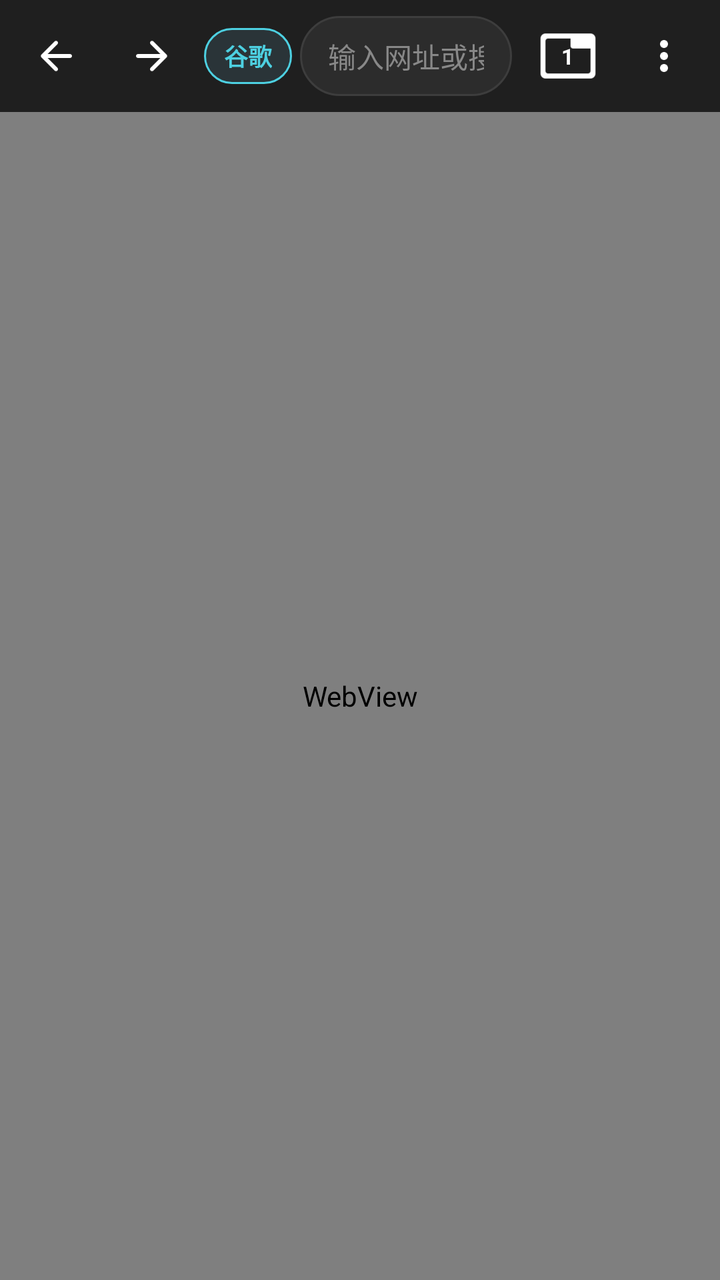
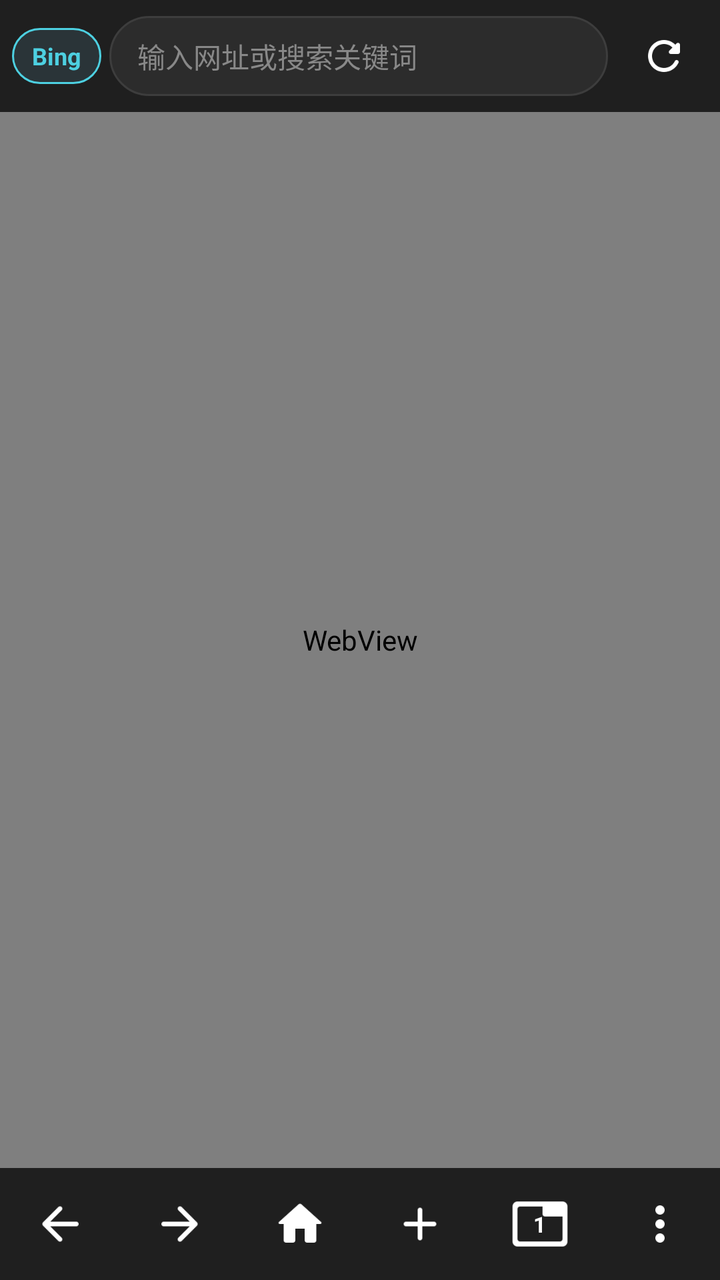

Two renders of the same Android screen: before a commit and after it. Below are the layout's source before the change and the commit's diff.
<!-- AndroidManifest.xml: application theme android:Theme.Material.NoActionBar -->
<!-- res/layout/activity_main.xml -->
<?xml version="1.0" encoding="utf-8"?>
<LinearLayout xmlns:android="http://schemas.android.com/apk/res/android"
    android:id="@+id/root_container"
    android:layout_width="match_parent"
    android:layout_height="match_parent"
    android:background="#121212"
    android:orientation="vertical">

    
    <LinearLayout
        android:id="@+id/toolbar_container"
        android:layout_width="match_parent"
        android:layout_height="56dp"
        android:background="#1F1F1F"
        android:focusable="true"
        android:focusableInTouchMode="true"
        android:gravity="center_vertical"
        android:orientation="horizontal"
        android:paddingStart="4dp"
        android:paddingEnd="4dp">

        <ImageView
            android:id="@+id/back_button"
            android:layout_width="48dp"
            android:layout_height="48dp"
            android:background="?android:attr/selectableItemBackgroundBorderless"
            android:clickable="true"
            android:contentDescription="后退"
            android:focusable="true"
            android:padding="12dp"
            android:src="@drawable/ic_arrow_back" />

        <ImageView
            android:id="@+id/forward_button"
            android:layout_width="48dp"
            android:layout_height="48dp"
            android:background="?android:attr/selectableItemBackgroundBorderless"
            android:clickable="true"
            android:contentDescription="前进"
            android:focusable="true"
            android:padding="12dp"
            android:src="@drawable/ic_arrow_forward" />

        
        <TextView
            android:id="@+id/engine_chip"
            android:layout_width="wrap_content"
            android:layout_height="28dp"
            android:layout_marginStart="2dp"
            android:background="@drawable/chip_bg"
            android:clickable="true"
            android:focusable="true"
            android:gravity="center"
            android:paddingStart="10dp"
            android:paddingEnd="10dp"
            android:text="谷歌"
            android:textColor="#4DD0E1"
            android:textSize="12sp"
            android:textStyle="bold" />

        
        <EditText
            android:id="@+id/address_pill"
            android:layout_width="0dp"
            android:layout_height="40dp"
            android:layout_weight="1"
            android:layout_marginStart="4dp"
            android:layout_marginEnd="4dp"
            android:background="@drawable/pill_bg"
            android:gravity="center_vertical"
            android:hint="输入网址或搜索关键词"
            android:imeOptions="actionGo"
            android:inputType="textUri"
            android:paddingStart="14dp"
            android:paddingEnd="14dp"
            android:singleLine="true"
            android:textColor="#FFFFFF"
            android:textColorHint="#888888"
            android:textCursorDrawable="@null"
            android:textSize="14sp" />

        <FrameLayout
            android:id="@+id/tabs_container"
            android:layout_width="48dp"
            android:layout_height="48dp"
            android:background="?android:attr/selectableItemBackgroundBorderless"
            android:clickable="true"
            android:focusable="true">

            <ImageView
                android:layout_width="30dp"
                android:layout_height="30dp"
                android:layout_gravity="center"
                android:contentDescription="标签页"
                android:src="@drawable/ic_tab" />

            <TextView
                android:id="@+id/tabs_count"
                android:layout_width="wrap_content"
                android:layout_height="wrap_content"
                android:layout_gravity="center"
                android:text="1"
                android:textColor="#FFFFFF"
                android:textSize="11sp"
                android:textStyle="bold" />

        </FrameLayout>

        <ImageView
            android:id="@+id/menu_button"
            android:layout_width="48dp"
            android:layout_height="48dp"
            android:background="?android:attr/selectableItemBackgroundBorderless"
            android:clickable="true"
            android:contentDescription="菜单"
            android:focusable="true"
            android:padding="12dp"
            android:src="@drawable/ic_more_vert" />

    </LinearLayout>

    
    <FrameLayout
        android:layout_width="match_parent"
        android:layout_height="0dp"
        android:layout_weight="1">

        <WebView
            android:id="@+id/webview"
            android:layout_width="match_parent"
            android:layout_height="match_parent" />

        <ProgressBar
            android:id="@+id/progress_bar"
            style="?android:attr/progressBarStyleHorizontal"
            android:layout_width="match_parent"
            android:layout_height="4dp"
            android:layout_gravity="top"
            android:max="100"
            android:visibility="gone" />

        <TextView
            android:id="@+id/status_view"
            android:layout_width="wrap_content"
            android:layout_height="wrap_content"
            android:layout_gravity="top|center_horizontal"
            android:layout_marginTop="10dp"
            android:background="#CC1F1F1F"
            android:paddingStart="14dp"
            android:paddingEnd="14dp"
            android:paddingTop="8dp"
            android:paddingBottom="8dp"
            android:textColor="#FFFFFF"
            android:textSize="13sp"
            android:visibility="gone" />

    </FrameLayout>

    
    <LinearLayout
        android:id="@+id/find_bar"
        android:layout_width="match_parent"
        android:layout_height="wrap_content"
        android:background="#1F1F1F"
        android:gravity="center_vertical"
        android:orientation="horizontal"
        android:padding="6dp"
        android:visibility="gone">

        <EditText
            android:id="@+id/find_input"
            android:layout_width="0dp"
            android:layout_height="wrap_content"
            android:layout_weight="1"
            android:hint="在页面上查找"
            android:imeOptions="actionSearch"
            android:inputType="text"
            android:singleLine="true"
            android:textColor="#FFFFFF"
            android:textColorHint="#888888"
            android:textSize="14sp" />

        <ImageView
            android:id="@+id/find_prev"
            android:layout_width="44dp"
            android:layout_height="44dp"
            android:background="?android:attr/selectableItemBackgroundBorderless"
            android:clickable="true"
            android:contentDescription="上一个"
            android:focusable="true"
            android:padding="10dp"
            android:src="@drawable/ic_arrow_up" />

        <ImageView
            android:id="@+id/find_next"
            android:layout_width="44dp"
            android:layout_height="44dp"
            android:background="?android:attr/selectableItemBackgroundBorderless"
            android:clickable="true"
            android:contentDescription="下一个"
            android:focusable="true"
            android:padding="10dp"
            android:src="@drawable/ic_arrow_down" />

        <ImageView
            android:id="@+id/find_close"
            android:layout_width="44dp"
            android:layout_height="44dp"
            android:background="?android:attr/selectableItemBackgroundBorderless"
            android:clickable="true"
            android:contentDescription="关闭查找"
            android:focusable="true"
            android:padding="10dp"
            android:src="@drawable/ic_close" />

    </LinearLayout>

</LinearLayout>
<!-- resources referenced by this layout -->
<resources>
  <!-- drawable chip_bg (drawable) -->
  <?xml version="1.0" encoding="utf-8"?>
  <shape xmlns:android="http://schemas.android.com/apk/res/android"
      android:shape="rectangle">
      <corners android:radius="14dp" />
      <solid android:color="#2A3438" />
      <stroke android:width="1dp" android:color="#4DD0E1" />
  </shape>
  <!-- drawable ic_arrow_back: png bitmap (drawable-xxxhdpi, 789 bytes) -->
  <!-- drawable ic_arrow_down: png bitmap (drawable-xxxhdpi, 819 bytes) -->
  <!-- drawable ic_arrow_forward: png bitmap (drawable-xxxhdpi, 963 bytes) -->
  <!-- drawable ic_arrow_up: png bitmap (drawable-xxxhdpi, 947 bytes) -->
  <!-- drawable ic_close: png bitmap (drawable-xxxhdpi, 947 bytes) -->
  <!-- drawable ic_more_vert: png bitmap (drawable-xxxhdpi, 560 bytes) -->
  <!-- drawable ic_tab: png bitmap (drawable-xxxhdpi, 697 bytes) -->
  <!-- drawable pill_bg (drawable) -->
  <?xml version="1.0" encoding="utf-8"?>
  <shape xmlns:android="http://schemas.android.com/apk/res/android"
      android:shape="rectangle">
      <corners android:radius="20dp" />
      <solid android:color="#2C2C2C" />
      <stroke
          android:width="1dp"
          android:color="#3D3D3D" />
  </shape>
</resources>

<!-- the commit's change to res/layout/activity_main.xml (unified diff, before → after) -->
@@ -8,7 +8,7 @@
 
     
     <LinearLayout
-        android:id="@+id/toolbar_container"
+        android:id="@+id/address_row"
         android:layout_width="match_parent"
         android:layout_height="56dp"
         android:background="#1F1F1F"
@@ -19,28 +19,6 @@
         android:paddingStart="4dp"
         android:paddingEnd="4dp">
 
-        <ImageView
-            android:id="@+id/back_button"
-            android:layout_width="48dp"
-            android:layout_height="48dp"
-            android:background="?android:attr/selectableItemBackgroundBorderless"
-            android:clickable="true"
-            android:contentDescription="后退"
-            android:focusable="true"
-            android:padding="12dp"
-            android:src="@drawable/ic_arrow_back" />
-
-        <ImageView
-            android:id="@+id/forward_button"
-            android:layout_width="48dp"
-            android:layout_height="48dp"
-            android:background="?android:attr/selectableItemBackgroundBorderless"
-            android:clickable="true"
-            android:contentDescription="前进"
-            android:focusable="true"
-            android:padding="12dp"
-            android:src="@drawable/ic_arrow_forward" />
-
         
         <TextView
             android:id="@+id/engine_chip"
@@ -53,7 +31,7 @@
             android:gravity="center"
             android:paddingStart="10dp"
             android:paddingEnd="10dp"
-            android:text="谷歌"
+            android:text="Bing"
             android:textColor="#4DD0E1"
             android:textSize="12sp"
             android:textStyle="bold" />
@@ -73,49 +51,24 @@
             android:inputType="textUri"
             android:paddingStart="14dp"
             android:paddingEnd="14dp"
+            android:selectAllOnFocus="true"
             android:singleLine="true"
             android:textColor="#FFFFFF"
             android:textColorHint="#888888"
             android:textCursorDrawable="@null"
             android:textSize="14sp" />
 
-        <FrameLayout
-            android:id="@+id/tabs_container"
+        
+        <ImageView
+            android:id="@+id/refresh_button"
             android:layout_width="48dp"
             android:layout_height="48dp"
             android:background="?android:attr/selectableItemBackgroundBorderless"
             android:clickable="true"
-            android:focusable="true">
-
-            <ImageView
-                android:layout_width="30dp"
-                android:layout_height="30dp"
-                android:layout_gravity="center"
-                android:contentDescription="标签页"
-                android:src="@drawable/ic_tab" />
-
-            <TextView
-                android:id="@+id/tabs_count"
-                android:layout_width="wrap_content"
-                android:layout_height="wrap_content"
-                android:layout_gravity="center"
-                android:text="1"
-                android:textColor="#FFFFFF"
-                android:textSize="11sp"
-                android:textStyle="bold" />
-
-        </FrameLayout>
-
-        <ImageView
-            android:id="@+id/menu_button"
-            android:layout_width="48dp"
-            android:layout_height="48dp"
-            android:background="?android:attr/selectableItemBackgroundBorderless"
-            android:clickable="true"
-            android:contentDescription="菜单"
+            android:contentDescription="刷新"
             android:focusable="true"
             android:padding="12dp"
-            android:src="@drawable/ic_more_vert" />
+            android:src="@drawable/ic_refresh" />
 
     </LinearLayout>
 
@@ -215,4 +168,103 @@
 
     </LinearLayout>
 
+    
+    <LinearLayout
+        android:id="@+id/nav_row"
+        android:layout_width="match_parent"
+        android:layout_height="56dp"
+        android:background="#1F1F1F"
+        android:gravity="center_vertical"
+        android:orientation="horizontal">
+
+        <ImageView
+            android:id="@+id/back_button"
+            android:layout_width="0dp"
+            android:layout_height="match_parent"
+            android:layout_weight="1"
+            android:background="?android:attr/selectableItemBackgroundBorderless"
+            android:clickable="true"
+            android:contentDescription="后退"
+            android:focusable="true"
+            android:padding="14dp"
+            android:src="@drawable/ic_arrow_back" />
+
+        <ImageView
+            android:id="@+id/forward_button"
+            android:layout_width="0dp"
+            android:layout_height="match_parent"
+            android:layout_weight="1"
+            android:background="?android:attr/selectableItemBackgroundBorderless"
+            android:clickable="true"
+            android:contentDescription="前进"
+            android:focusable="true"
+            android:padding="14dp"
+            android:src="@drawable/ic_arrow_forward" />
+
+        <ImageView
+            android:id="@+id/home_button"
+            android:layout_width="0dp"
+            android:layout_height="match_parent"
+            android:layout_weight="1"
+            android:background="?android:attr/selectableItemBackgroundBorderless"
+            android:clickable="true"
+            android:contentDescription="主页"
+            android:focusable="true"
+            android:padding="14dp"
+            android:src="@drawable/ic_home" />
+
+        <ImageView
+            android:id="@+id/newtab_button"
+            android:layout_width="0dp"
+            android:layout_height="match_parent"
+            android:layout_weight="1"
+            android:background="?android:attr/selectableItemBackgroundBorderless"
+            android:clickable="true"
+            android:contentDescription="新标签页"
+            android:focusable="true"
+            android:padding="14dp"
+            android:src="@drawable/ic_add" />
+
+        <FrameLayout
+            android:id="@+id/tabs_container"
+            android:layout_width="0dp"
+            android:layout_height="match_parent"
+            android:layout_weight="1"
+            android:background="?android:attr/selectableItemBackgroundBorderless"
+            android:clickable="true"
+            android:focusable="true">
+
+            <ImageView
+                android:layout_width="30dp"
+                android:layout_height="30dp"
+                android:layout_gravity="center"
+                android:contentDescription="标签页"
+                android:src="@drawable/ic_tab" />
+
+            <TextView
+                android:id="@+id/tabs_count"
+                android:layout_width="wrap_content"
+                android:layout_height="wrap_content"
+                android:layout_gravity="center"
+                android:text="1"
+                android:textColor="#FFFFFF"
+                android:textSize="11sp"
+                android:textStyle="bold" />
+
+        </FrameLayout>
+
+        <ImageView
+            android:id="@+id/menu_button"
+            android:layout_width="0dp"
+            android:layout_height="match_parent"
+            android:layout_weight="1"
+            android:background="?android:attr/selectableItemBackgroundBorderless"
+            android:clickable="true"
+            android:contentDescription="菜单"
+            android:focusable="true"
+            android:padding="14dp"
+            android:src="@drawable/ic_more_vert" />
+
+    </LinearLayout>
+
 </LinearLayout>
<!-- resource entries referenced after the edit -->
@@ -8,12 +8,15 @@
       <solid android:color="#2A3438" />
       <stroke android:width="1dp" android:color="#4DD0E1" />
   </shape>
+  <!-- drawable ic_add: png bitmap (drawable-xxxhdpi, 483 bytes) -->
   <!-- drawable ic_arrow_back: png bitmap (drawable-xxxhdpi, 789 bytes) -->
   <!-- drawable ic_arrow_down: png bitmap (drawable-xxxhdpi, 819 bytes) -->
   <!-- drawable ic_arrow_forward: png bitmap (drawable-xxxhdpi, 963 bytes) -->
   <!-- drawable ic_arrow_up: png bitmap (drawable-xxxhdpi, 947 bytes) -->
   <!-- drawable ic_close: png bitmap (drawable-xxxhdpi, 947 bytes) -->
+  <!-- drawable ic_home: png bitmap (drawable-xxxhdpi, 991 bytes) -->
   <!-- drawable ic_more_vert: png bitmap (drawable-xxxhdpi, 560 bytes) -->
+  <!-- drawable ic_refresh: png bitmap (drawable-xxxhdpi, 1769 bytes) -->
   <!-- drawable ic_tab: png bitmap (drawable-xxxhdpi, 697 bytes) -->
   <!-- drawable pill_bg (drawable) -->
   <?xml version="1.0" encoding="utf-8"?>
